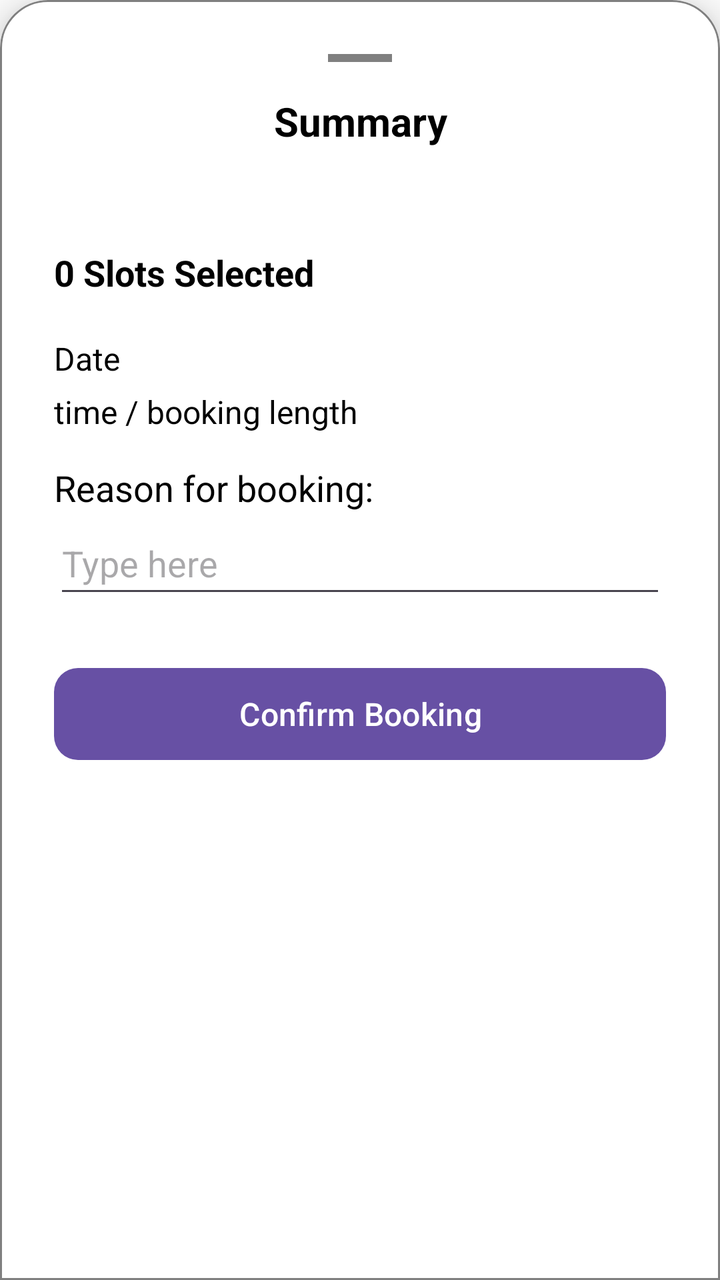
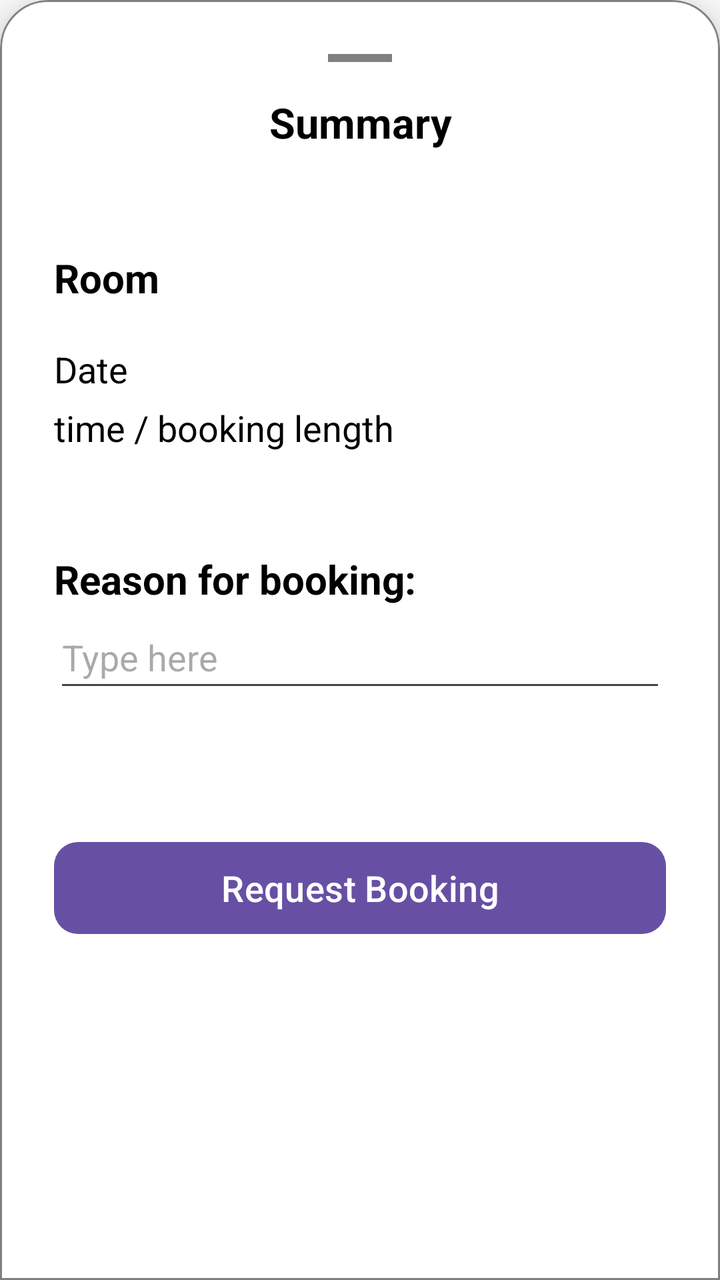

An Android layout rendered at two revisions. The XML below is the earlier revision; the diff shows what the commit changed to produce the second picture.
<!-- AndroidManifest.xml: application theme Theme.BookingApp -->
<!-- res/layout/booking_bottomsheet.xml -->
<?xml version="1.0" encoding="utf-8"?>
<com.google.android.material.card.MaterialCardView
    xmlns:android="http://schemas.android.com/apk/res/android"
    xmlns:app="http://schemas.android.com/apk/res-auto"
    android:id="@+id/bottomConfirmPanel"
    android:layout_width="match_parent"
    android:layout_height="wrap_content"
    app:cardElevation="12dp"
    app:strokeColor="@color/grey"
    app:strokeWidth="1dp"
    app:shapeAppearanceOverlay="@style/ShapeAppearance.BottomSheet"
    app:layout_behavior="com.google.android.material.bottomsheet.BottomSheetBehavior"
    app:behavior_hideable="true"
    app:behavior_peekHeight="100dp"> 

    
    <LinearLayout
        android:layout_width="match_parent"
        android:layout_height="wrap_content"
        android:orientation="vertical"
        android:padding="20dp">

        
        <View
            android:layout_width="32dp"
            android:layout_height="4dp"
            android:layout_gravity="center_horizontal"
            android:layout_marginBottom="16dp"
            android:background="@color/grey" />

        <TextView
            android:id="@+id/textView12"
            android:layout_width="match_parent"
            android:layout_height="wrap_content"
            android:layout_marginBottom="50dp"
            android:gravity="center_horizontal"
            android:text="Summary"
            android:textSize="20sp"
            android:textStyle="bold" />

        <TextView
            android:id="@+id/tvRoom"
            android:layout_width="wrap_content"
            android:layout_height="wrap_content"
            android:text="0 Slots Selected"
            android:textColor="?attr/colorOnSurface"
            android:textSize="18sp"
            android:textStyle="bold"
            android:layout_marginBottom="20dp"/>

        <TextView
            android:id="@+id/textView8"
            android:layout_width="match_parent"
            android:layout_height="wrap_content"
            android:text="Date"
            android:textSize="16sp"
            android:layout_marginBottom="5dp" />

        <TextView
            android:id="@+id/textView9"
            android:layout_width="match_parent"
            android:layout_height="wrap_content"
            android:text="time / booking length"
            android:textSize="16sp"
            android:layout_marginBottom="15dp"/>

        <TextView
            android:id="@+id/textView13"
            android:layout_width="match_parent"
            android:layout_height="wrap_content"
            android:text="Reason for booking:"
            android:textSize="18sp" />

        <EditText
            android:id="@+id/editTextText"
            android:layout_width="match_parent"
            android:layout_height="wrap_content"
            android:layout_marginBottom="10dp"
            android:ems="10"
            android:hint="Type here"
            android:inputType="text"
            android:minHeight="48dp" />

        <com.google.android.material.button.MaterialButton
            android:id="@+id/btnCancelSheet"
            android:layout_width="match_parent"
            android:layout_height="54dp"
            android:layout_marginTop="16dp"
            android:text="Confirm Booking"
            android:textSize="16sp"
            app:cornerRadius="12dp" />

    </LinearLayout>
</com.google.android.material.card.MaterialCardView>
<!-- resources referenced by this layout -->
<resources>
  <color name="grey">#FF808080</color>
  <style name="ShapeAppearance.BottomSheet" parent="ShapeAppearance.Material3.Corner.Large">
          <item name="cornerSizeTopLeft">24dp</item>
          <item name="cornerSizeTopRight">24dp</item>
          <item name="cornerSizeBottomLeft">0dp</item>
          <item name="cornerSizeBottomRight">0dp</item>
      </style>
  <style name="Theme.BookingApp" parent="Base.Theme.BookingApp" />
  <style name="Base.Theme.BookingApp" parent="Theme.Material3.DayNight.NoActionBar">
          
          
          <item name="android:statusBarColor"> @color/white</item> 
          <item name="android:windowLightStatusBar">true</item>
          <item name="android:fitsSystemWindows">true</item>
  
          <item name="android:windowBackground">@color/white</item>
  
          
          <item name="android:textColor">@color/black</item>
          <item name="android:textColorPrimary">@color/black</item>
          <item name="colorOnSurface">@color/black</item>
  
          <item name="bottomNavigationStyle">@style/Widget.BookingApp.BottomNavigationView</item> 
          <item name="materialCardViewStyle">@style/roomcardviewstyle</item>
      </style>
  <color name="white">#FFFFFFFF</color>
  <color name="black">#FF000000</color>
  <style name="Widget.BookingApp.BottomNavigationView" parent="Widget.MaterialComponents.BottomNavigationView">
          <item name="itemIconTint">@color/black</item>
      </style>
  <style name="roomcardviewstyle" parent="Widget.Material3.CardView.Elevated">
          <item name="cardBackgroundColor">@color/white</item>
          <item name="android:backgroundTint">@color/white</item>
      </style>
</resources>

<!-- the commit's change to res/layout/booking_bottomsheet.xml (unified diff, before → after) -->
@@ -35,59 +35,61 @@
             android:layout_marginBottom="50dp"
             android:gravity="center_horizontal"
             android:text="Summary"
-            android:textSize="20sp"
+            android:textSize="21sp"
             android:textStyle="bold" />
 
         <TextView
             android:id="@+id/tvRoom"
             android:layout_width="wrap_content"
             android:layout_height="wrap_content"
-            android:text="0 Slots Selected"
+            android:layout_marginBottom="20dp"
+            android:text="Room"
             android:textColor="?attr/colorOnSurface"
-            android:textSize="18sp"
-            android:textStyle="bold"
-            android:layout_marginBottom="20dp"/>
+            android:textSize="20sp"
+            android:textStyle="bold" />
 
         <TextView
             android:id="@+id/textView8"
             android:layout_width="match_parent"
             android:layout_height="wrap_content"
+            android:layout_marginBottom="5dp"
             android:text="Date"
-            android:textSize="16sp"
-            android:layout_marginBottom="5dp" />
+            android:textSize="18sp" />
 
         <TextView
             android:id="@+id/textView9"
             android:layout_width="match_parent"
             android:layout_height="wrap_content"
+            android:layout_marginBottom="50dp"
             android:text="time / booking length"
-            android:textSize="16sp"
-            android:layout_marginBottom="15dp"/>
+            android:textSize="18sp" />
 
         <TextView
             android:id="@+id/textView13"
             android:layout_width="match_parent"
             android:layout_height="wrap_content"
             android:text="Reason for booking:"
-            android:textSize="18sp" />
+            android:textSize="20sp"
+            android:textStyle="bold" />
 
         <EditText
             android:id="@+id/editTextText"
             android:layout_width="match_parent"
             android:layout_height="wrap_content"
-            android:layout_marginBottom="10dp"
+            android:layout_marginBottom="50dp"
             android:ems="10"
             android:hint="Type here"
             android:inputType="text"
-            android:minHeight="48dp" />
+            android:minHeight="48dp"
+            android:textSize="18sp" />
 
         <com.google.android.material.button.MaterialButton
             android:id="@+id/btnCancelSheet"
             android:layout_width="match_parent"
             android:layout_height="54dp"
             android:layout_marginTop="16dp"
-            android:text="Confirm Booking"
-            android:textSize="16sp"
+            android:text="Request Booking"
+            android:textSize="18sp"
             app:cornerRadius="12dp" />
 
     </LinearLayout>
